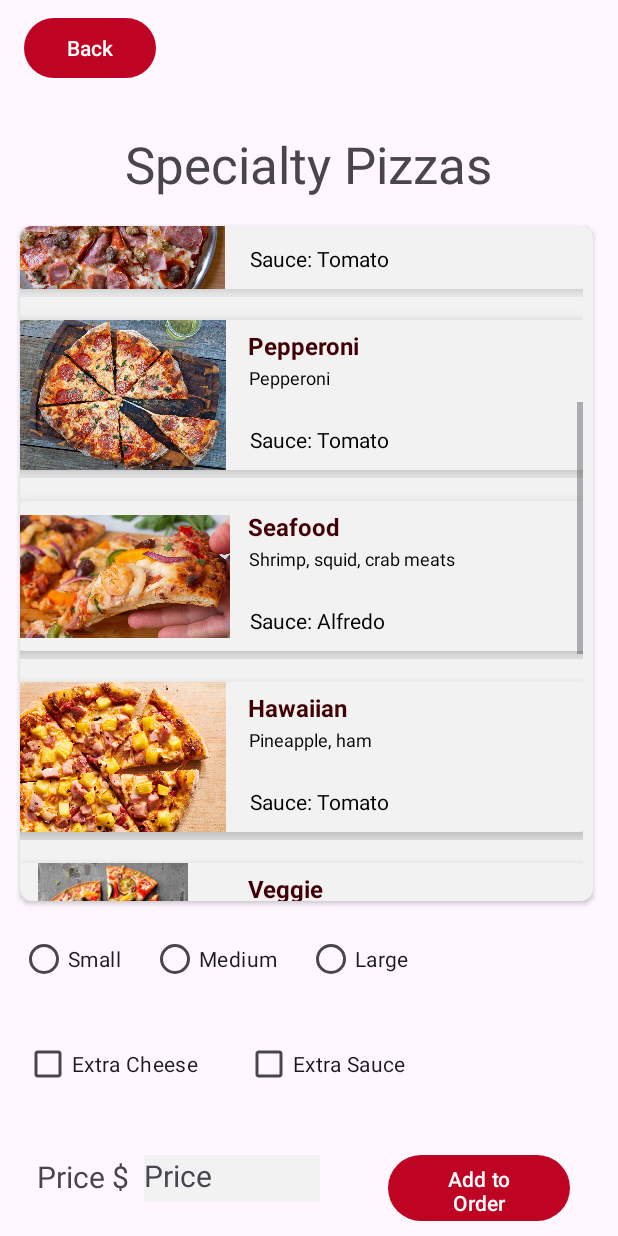
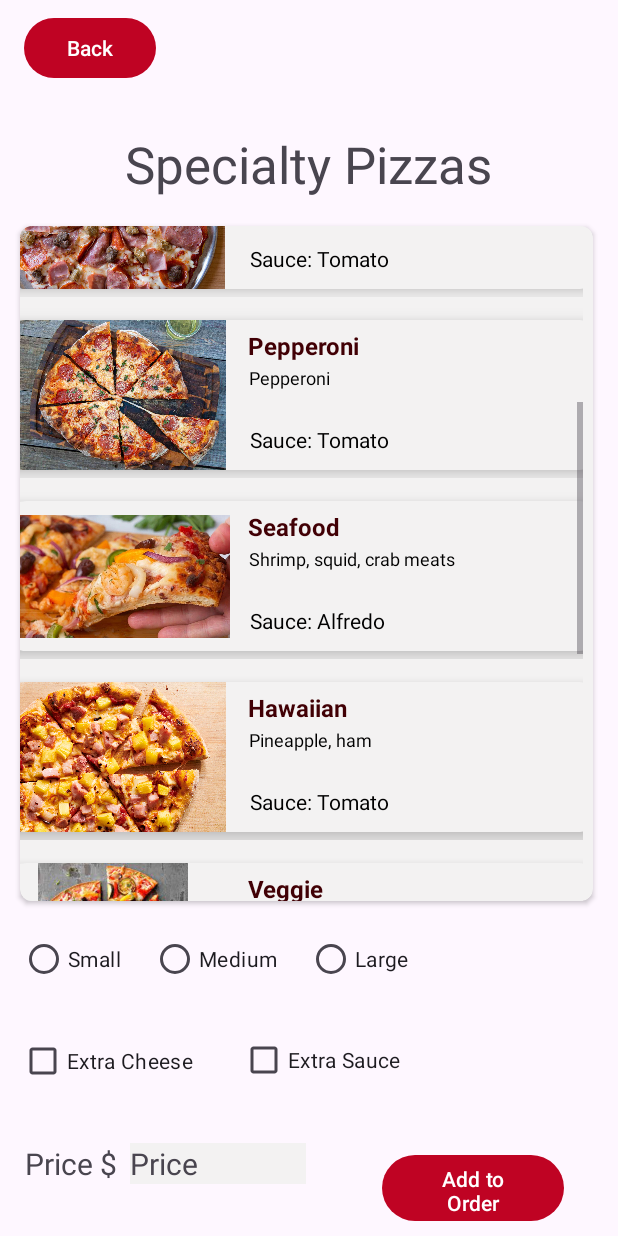
Before and after one commit to aecone/Pizza-Maker, an Android app: the Specialty screen opened directly, with no data from a screen before it, scrolled down 314 dp, on a phone screen of 412 x 824 dp. Run offline under Robolectric (Android 15) with nearby library versions, the phone set to English and light mode, and no system bars.

Commit message:
current order

```diff
--- a/app/src/main/res/layout/activity_specialty.xml
+++ b/app/src/main/res/layout/activity_specialty.xml
@@ -29,26 +29,25 @@
         android:text="@string/extra_cheese"
         app:layout_constraintBottom_toTopOf="@+id/price"
         app:layout_constraintEnd_toEndOf="parent"
-        app:layout_constraintHorizontal_bias="0.06"
+        app:layout_constraintHorizontal_bias="0.049"
         app:layout_constraintStart_toStartOf="parent"
         app:layout_constraintTop_toBottomOf="@+id/radioGroup"
-        app:layout_constraintVertical_bias="0.375" />
+        app:layout_constraintVertical_bias="0.4" />
 
     <TextView
         android:id="@+id/textView3"
-        android:layout_width="71dp"
-        android:layout_height="31dp"
-        android:layout_marginStart="16dp"
+        android:layout_width="wrap_content"
+        android:layout_height="wrap_content"
         android:contentDescription="@string/price_label"
         android:text="@string/price_label"
 
         android:textSize="20sp"
         app:layout_constraintBottom_toBottomOf="parent"
         app:layout_constraintEnd_toStartOf="@+id/price"
-        app:layout_constraintHorizontal_bias="1.0"
+        app:layout_constraintHorizontal_bias="0.656"
         app:layout_constraintStart_toStartOf="parent"
         app:layout_constraintTop_toBottomOf="@+id/cardView"
-        app:layout_constraintVertical_bias="0.885" />
+        app:layout_constraintVertical_bias="0.822" />
 
     <androidx.cardview.widget.CardView
         android:id="@+id/cardView"
@@ -93,18 +92,17 @@
     <TextView
         android:id="@+id/price"
         android:layout_width="117dp"
-        android:layout_height="31dp"
+        android:layout_height="wrap_content"
+        android:layout_marginEnd="208dp"
         android:background="@color/background"
         android:contentDescription="@string/price"
+
         android:text="@string/price"
-
         android:textSize="20sp"
         app:layout_constraintBottom_toBottomOf="parent"
         app:layout_constraintEnd_toEndOf="parent"
-        app:layout_constraintHorizontal_bias="0.326"
-        app:layout_constraintStart_toStartOf="parent"
         app:layout_constraintTop_toBottomOf="@+id/cardView"
-        app:layout_constraintVertical_bias="0.883" />
+        app:layout_constraintVertical_bias="0.822" />
 
     <Button
         android:id="@+id/backButton"
```
